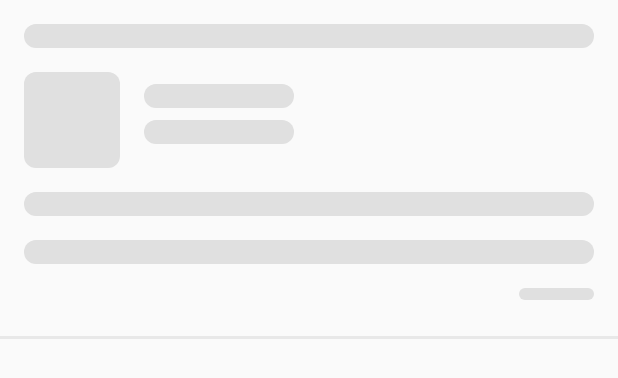
After one commit to vinitagrawal/Posts, an Android app: the layout post_detail_shimmer_layout.xml on its own in the app's theme, with its tools: preview values and no code run, on a phone screen of 412 x 824 dp. The commit adds this screen. Shown: the top 378 px of the screen. Run offline under Robolectric (Android 15) with nearby library versions, the phone set to English and light mode, and no system bars; network calls fail.

Commit message:
Show loading animation on post detail screen

```diff
--- a/app/src/main/res/layout/post_detail_layout.xml
+++ b/app/src/main/res/layout/post_detail_layout.xml
@@ -15,8 +15,10 @@
         tools:text="Title" />
 
     <androidx.constraintlayout.widget.ConstraintLayout
+        android:id="@+id/userDetails"
         android:layout_width="match_parent"
         android:layout_height="wrap_content"
+        android:visibility="gone"
         android:layout_marginStart="@dimen/gap"
         android:layout_marginEnd="@dimen/gap">
 
--- /dev/null
+++ b/app/src/main/res/layout/post_detail_shimmer_layout.xml
@@ -0,0 +1,76 @@
+<?xml version="1.0" encoding="utf-8"?>
+<com.facebook.shimmer.ShimmerFrameLayout xmlns:android="http://schemas.android.com/apk/res/android"
+    xmlns:app="http://schemas.android.com/apk/res-auto"
+    android:layout_width="match_parent"
+    android:layout_height="match_parent">
+
+    <LinearLayout
+        android:layout_width="match_parent"
+        android:layout_height="match_parent"
+        android:orientation="vertical">
+
+        <View
+            style="@style/Shimmer"
+            android:layout_width="match_parent"
+            android:layout_margin="@dimen/gap" />
+
+        <androidx.constraintlayout.widget.ConstraintLayout
+            android:layout_width="match_parent"
+            android:layout_height="wrap_content"
+            android:layout_marginStart="@dimen/gap"
+            android:layout_marginEnd="@dimen/gap">
+
+            <View
+                android:id="@+id/avatar"
+                style="@style/Shimmer"
+                android:layout_width="@dimen/avatar_size"
+                android:layout_height="@dimen/avatar_size"
+                app:layout_constraintLeft_toLeftOf="parent"
+                app:layout_constraintTop_toTopOf="parent" />
+
+            <View
+                android:id="@+id/userName"
+                style="@style/Shimmer"
+                android:layout_width="100dp"
+                android:layout_marginStart="@dimen/gap"
+                android:layout_marginTop="@dimen/gap_small"
+                app:layout_constraintLeft_toRightOf="@id/avatar"
+                app:layout_constraintTop_toTopOf="@id/avatar" />
+
+            <View
+                style="@style/Shimmer"
+                android:layout_width="100dp"
+                android:layout_marginTop="@dimen/gap_small"
+                app:layout_constraintLeft_toLeftOf="@id/userName"
+                app:layout_constraintTop_toBottomOf="@id/userName" />
+
+        </androidx.constraintlayout.widget.ConstraintLayout>
+
+        <View
+            style="@style/Shimmer"
+            android:layout_width="match_parent"
+            android:layout_marginStart="@dimen/gap"
+            android:layout_marginTop="@dimen/gap"
+            android:layout_marginEnd="@dimen/gap" />
+
+        <View
+            style="@style/Shimmer"
+            android:layout_width="match_parent"
+            android:layout_marginStart="@dimen/gap"
+            android:layout_marginTop="@dimen/gap"
+            android:layout_marginEnd="@dimen/gap" />
+
+        <View
+            android:id="@+id/commentCount"
+            style="@style/Shimmer"
+            android:layout_width="50dp"
+            android:layout_height="8dp"
+            android:layout_gravity="end"
+            android:layout_margin="@dimen/gap" />
+
+        <View
+            style="@style/Divider.Plain"
+            android:layout_width="match_parent"
+            android:layout_marginTop="@dimen/gap_small" />
+    </LinearLayout>
+</com.facebook.shimmer.ShimmerFrameLayout>
--- a/app/src/main/res/values/styles.xml
+++ b/app/src/main/res/values/styles.xml
@@ -31,4 +31,9 @@
         <item name="android:background">@drawable/divider_plain</item>
         <item name="android:layout_height">2dp</item>
     </style>
+
+    <style name="Shimmer">
+        <item name="android:layout_height">@dimen/shimmer_height</item>
+        <item name="android:background">@drawable/horizontal_shimmer</item>
+    </style>
 </resources>
```
Also changed, not shown: app/src/main/java/me/vinitagrawal/posts/post/view/PostDetailFragment.kt (+24 -2 lines), app/src/main/res/layout/fragment_post_detail.xml (+25 -4 lines).
